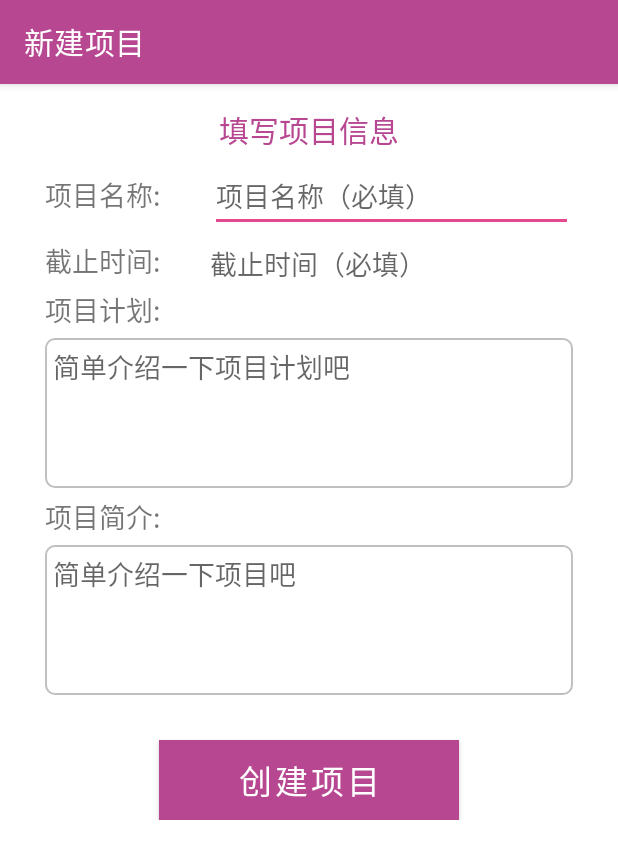
After one commit to IrisTc/CCPM, an Android app: the CreateActivity screen opened directly, with no data from a screen before it, on a phone screen of 412 x 824 dp. The commit adds this screen. Shown: the top 859 px of the screen. Run offline under Robolectric (Android 15) with nearby library versions, the phone set to English and light mode, and no system bars; libraries missing offline, so code that uses them is left out: com.alibaba.fastjson, com.loopj.android, cz.msebera.android.

```diff
--- a/app/src/main/AndroidManifest.xml
+++ b/app/src/main/AndroidManifest.xml
@@ -36,6 +36,10 @@
             android:name=".ProjectDetailActivity"
             android:label="项目详情" />
 
+        <activity
+            android:name=".CreateActivity"
+            android:label="新建项目" />
+
         <activity android:name=".ui.setting.EditAccountActivity"
             android:label="修改资料" />
 
--- /dev/null
+++ b/app/src/main/java/com/iris/ccpm/CreateActivity.java
@@ -0,0 +1,154 @@
+package com.iris.ccpm;
+
+import androidx.annotation.RequiresApi;
+import androidx.appcompat.app.AppCompatActivity;
+
+import android.app.DatePickerDialog;
+import android.content.Intent;
+import android.os.Build;
+import android.os.Bundle;
+import android.util.Log;
+
+import com.iris.ccpm.model.GlobalData;
+import android.view.View;
+import android.widget.Button;
+import android.widget.EditText;
+import android.widget.TextView;
+import android.view.View.OnClickListener;
+import android.widget.DatePicker;
+import android.app.DatePickerDialog.OnDateSetListener;
+import java.util.Calendar;
+import android.widget.Toast;
+
+import com.alibaba.fastjson.JSONObject;
+import com.loopj.android.http.AsyncHttpClient;
+import com.loopj.android.http.AsyncHttpRequest;
+import com.loopj.android.http.AsyncHttpResponseHandler;
+import com.loopj.android.http.RequestParams;
+
+import cz.msebera.android.httpclient.Header;
+import cz.msebera.android.httpclient.HeaderElement;
+import cz.msebera.android.httpclient.ParseException;
+import cz.msebera.android.httpclient.entity.StringEntity;
+import cz.msebera.android.httpclient.impl.cookie.BasicClientCookie;
+
+public class CreateActivity extends AppCompatActivity {
+
+    private EditText et_project_name;
+    private TextView date_picker;
+    private EditText et_project_plan;
+    private EditText et_project_synopsis;
+    private Button create_project;
+
+
+    private Calendar calendar;  //显示当前日期
+    private int year;
+    private int month;
+    private int day;
+
+    @RequiresApi(api = Build.VERSION_CODES.N)
+    @Override
+    protected void onCreate(Bundle savedInstanceState) {
+        super.onCreate(savedInstanceState);
+        setContentView(R.layout.activity_create);
+
+        getDate();  //获取当前日期
+        initTabContent();
+
+        create_project.setOnClickListener(new View.OnClickListener(){
+
+            @Override
+            public void onClick(View v) {
+                String start_time = year+"年"+month+"月"+day+"日";
+                System.out.println(start_time);
+                String project_name = et_project_name.getText().toString();
+                System.out.println(project_name);
+                String end_date = date_picker.getText().toString();
+                System.out.println(end_date);
+                String project_plan = et_project_plan.getText().toString();
+                System.out.println(project_plan);
+                String project_synopsis = et_project_synopsis.getText().toString();
+                System.out.println(project_synopsis);
+
+                if(project_name.equals("") || end_date.equals("")){
+                    Toast.makeText(CreateActivity.this,"请填写完整信息", Toast.LENGTH_LONG).show();
+                }
+                else{
+                    GlobalData app = (GlobalData) getApplicationContext();
+                    AsyncHttpClient client = new AsyncHttpClient();
+                    String url = "https://find-hdu.com/project";
+                    JSONObject body = new JSONObject();
+                    body.put("projectName", project_name);
+                    body.put("projectStartTime",start_time);
+                    body.put("projectEndTime", end_date);
+                    body.put("projectPlan", project_plan);
+                    body.put("projectSynopsis", project_synopsis);
+                    StringEntity entity = new StringEntity(body.toJSONString(), "UTF-8");
+                    client.addHeader("Token", app.getToken());
+                    client.post(CreateActivity.this, url, entity, "application/json", new AsyncHttpResponseHandler() {
+                        @Override
+                        public void onSuccess(int statusCode, Header[] headers, byte[] responseBody) {
+                            for (int i = 0; i < headers.length; i++) {
+                                String name = headers[i].getName();
+                                String value = headers[i].getValue();
+                                Log.d("header", "Http request: Name—>" + name + ",Value—>" + value);
+                            }
+                            String content = new String(responseBody);
+                            Log.d("response:", content);
+                            JSONObject jsonObject = JSONObject.parseObject(content);
+                            Integer code = jsonObject.getInteger("code");
+                            Log.d("code:", code.toString());
+                            if(code != 200){
+                                Toast.makeText(CreateActivity.this, "创建失败", Toast.LENGTH_LONG).show();
+                            }else{
+                                Toast.makeText(CreateActivity.this, "创建成功", Toast.LENGTH_LONG).show();
+                                back();
+                            }
+                        }
+
+                        @Override
+                        public void onFailure(int statusCode, Header[] headers, byte[] responseBody, Throwable error) {
+                            Toast.makeText(CreateActivity.this, "请检查网络设置", Toast.LENGTH_LONG).show();
+                        }
+                    });
+                }
+            }
+        });
+
+        date_picker.setOnClickListener(new OnClickListener() {
+            @Override
+            public void onClick(View v) {
+                OnDateSetListener listener= new OnDateSetListener() {
+                    @Override
+                    public void onDateSet(DatePicker arg0, int selected_year, int selected_month, int selected_day) {
+                        date_picker.setText(selected_year+"-"+(++selected_month)+"-"+selected_day);//将选择的日期显示到TextView中,因为之前获取month直接使用，所以不需要+1，这个地方需要显示，所以+1
+                        System.out.println(selected_year+"年"+selected_month+"月"+selected_day+"日");
+                    }
+                };
+                DatePickerDialog dialog=new DatePickerDialog(CreateActivity.this, 0,listener,year,month-1,day);//后边三个参数为显示dialog时默认的日期，月份从0开始，0-11对应1-12个月
+                dialog.show();
+            }
+        });
+    }
+
+    private void initTabContent() {
+        et_project_name = (EditText) findViewById(R.id.et_project_name);
+        date_picker = (TextView) findViewById(R.id.date_picker);
+        et_project_plan = (EditText) findViewById(R.id.et_project_plan);
+        et_project_synopsis = (EditText) findViewById(R.id.et_project_synopsis);
+        create_project = (Button) findViewById(R.id.create_project);
+    }
+
+    private void getDate() {
+        calendar = Calendar.getInstance();
+        year = calendar.get(Calendar.YEAR);       //获取年月日时分秒
+        month = calendar.get(Calendar.MONTH)+1;   //获取到的月份是从0开始计数
+        day = calendar.get(Calendar.DAY_OF_MONTH);
+    }
+
+    private void back(){
+        Intent intent = new Intent(this,MainActivity.class);
+        this.startActivity(intent);
+        finish();
+    }
+}
--- a/app/src/main/java/com/iris/ccpm/MainActivity.java
+++ b/app/src/main/java/com/iris/ccpm/MainActivity.java
@@ -71,6 +71,7 @@ public class MainActivity extends AppCompatActivity {
     private View initHeader() {
         View header = this.getLayoutInflater().inflate(R.layout.nav_header_main,null);
         GlobalData app = (GlobalData) getApplication();
+        if (app.getUsername() != null) {
             TextView tvEmail = header.findViewById(R.id.tv_email);
             tvEmail.setText("Joined at " + app.getUsername());
             TextView tvNickname = header.findViewById(R.id.tv_name);
@@ -78,6 +79,7 @@ public class MainActivity extends AppCompatActivity {
             SimpleDraweeView ivAvatar = header.findViewById(R.id.iv_avatar);
             Uri uri = Uri.parse(app.getAvatarUrl());
             ivAvatar.setImageURI(uri);
+        }
         return header;
     }
 
@@ -98,7 +100,7 @@ public class MainActivity extends AppCompatActivity {
     public boolean onOptionsItemSelected(@NonNull MenuItem item){
         switch(item.getItemId()){
             case R.id.action_add:{
-                Intent intent = new Intent(this,LoginActivity.class);
+                Intent intent = new Intent(this,CreateActivity.class);
                 this.startActivity(intent);
             }
         }
--- a/app/src/main/java/com/iris/ccpm/ui/items/ItemsViewModel.java
+++ b/app/src/main/java/com/iris/ccpm/ui/project/ProjectViewModel.java
@@ -1,14 +1,14 @@
-package com.iris.ccpm.ui.items;
+package com.iris.ccpm.ui.project;
 
 import androidx.lifecycle.LiveData;
 import androidx.lifecycle.MutableLiveData;
 import androidx.lifecycle.ViewModel;
 
-public class ItemsViewModel extends ViewModel {
+public class ProjectViewModel extends ViewModel {
 
     private MutableLiveData<String> mText;
 
-    public ItemsViewModel() {
+    public ProjectViewModel() {
         mText = new MutableLiveData<>();
         mText.setValue("This is slideshow fragment");
     }
--- a/app/src/main/java/com/iris/ccpm/utils/NetCallBack.java
+++ b/app/src/main/java/com/iris/ccpm/utils/NetCallBack.java
@@ -9,7 +9,6 @@ public abstract class NetCallBack extends AsyncHttpResponseHandler {
 
     @Override
     public void onStart() {
-        System.out.println("start");
         super.onStart();
     }
 
@@ -21,10 +20,10 @@ public abstract class NetCallBack extends AsyncHttpResponseHandler {
     @Override
     public void onSuccess(int statusCode, Header[] headers, byte[] responseBody) {
         String string = new String(responseBody);
-        String ccpmcode = headers[0].getValue();
         JSONObject response = JSONObject.parseObject(string);
+        System.out.println(response);
 
-        if (ccpmcode == "200") {
+        if (response.getInteger("code") == 200) {
             onMySuccess(response.getJSONObject("data"));
         } else {
             onMyFailure(response.getString("msg"));
--- /dev/null
+++ b/app/src/main/res/layout/activity_create.xml
@@ -0,0 +1,122 @@
+<?xml version="1.0" encoding="utf-8"?>
+<LinearLayout xmlns:android="http://schemas.android.com/apk/res/android"
+    xmlns:app="http://schemas.android.com/apk/res-auto"
+    xmlns:tools="http://schemas.android.com/tools"
+    android:layout_width="match_parent"
+    android:layout_height="match_parent"
+    tools:context=".CreateActivity"
+    android:orientation="vertical">
+
+    <ScrollView
+        android:layout_width="match_parent"
+        android:layout_height="wrap_content"
+        android:layout_marginBottom="30dp">
+
+        <LinearLayout
+            android:layout_width="match_parent"
+            android:layout_height="wrap_content"
+            android:layout_marginLeft="30dp"
+            android:layout_marginRight="30dp"
+            android:orientation="vertical">
+
+            <TextView
+                android:layout_width="match_parent"
+                android:layout_height="wrap_content"
+                android:layout_marginTop="15dp"
+                android:gravity="center"
+                android:textSize="20sp"
+                android:textColor="@color/purple"
+                android:text="填写项目信息"/>
+
+            <LinearLayout style="@style/LoginBar">
+
+                <TextView
+                    style="@style/Title"
+                    android:text="项目名称:" />
+
+                <EditText
+                    android:id="@+id/et_project_name"
+                    android:layout_width="match_parent"
+                    android:layout_height="wrap_content"
+                    android:ems="20"
+                    android:hint="项目名称（必填）"
+                    android:inputType="textEmailAddress" />
+
+            </LinearLayout>
+
+            <LinearLayout style="@style/LoginBar">
+
+                <TextView
+                    style="@style/Title"
+                    android:text="截止时间:"/>
+
+                <TextView
+                    style="@style/Title"
+                    android:id="@+id/date_picker"
+                    android:layout_width="match_parent"
+                    android:layout_height="wrap_content"
+                    android:ems="20"
+                    android:hint="截止时间（必填）" />
+
+            </LinearLayout>
+
+
+            <LinearLayout style="@style/LoginBar">
+
+                <TextView
+                    style="@style/Title"
+                    android:text="项目计划:" />
+
+            </LinearLayout>
+
+            <LinearLayout style="@style/LoginBar">
+
+                <EditText
+                    android:id="@+id/et_project_plan"
+                    android:layout_width="match_parent"
+                    android:layout_height="100dp"
+                    android:background="@drawable/textarea_bg"
+                    android:gravity="top"
+                    android:inputType="textMultiLine"
+                    android:minLines="5"
+                    android:padding="5dp"
+                    android:hint="简单介绍一下项目计划吧"/>
+
+            </LinearLayout>
+
+            <LinearLayout style="@style/LoginBar">
+
+                <TextView
+                    style="@style/Title"
+                    android:text="项目简介:" />
+
+            </LinearLayout>
+
+            <LinearLayout style="@style/LoginBar">
+
+                <EditText
+                    android:id="@+id/et_project_synopsis"
+                    android:layout_width="match_parent"
+                    android:layout_height="100dp"
+                    android:background="@drawable/textarea_bg"
+                    android:gravity="top"
+                    android:inputType="textMultiLine"
+                    android:minLines="5"
+                    android:padding="5dp"
+                    android:hint="简单介绍一下项目吧"/>
+
+            </LinearLayout>
+
+            <Button
+                android:id="@+id/create_project"
+                style="@style/Button"
+                android:layout_width="200dp"
+                android:layout_height="wrap_content"
+                android:layout_gravity="center"
+                android:layout_marginTop="30dp"
+                android:text="创建项目" />
+
+        </LinearLayout>
+    </ScrollView>
+
+</LinearLayout>
--- a/app/src/main/res/layout/fragment_items.xml
+++ b/app/src/main/res/layout/fragment_items.xml
@@ -4,7 +4,7 @@
     xmlns:tools="http://schemas.android.com/tools"
     android:layout_width="match_parent"
     android:layout_height="match_parent"
-    tools:context=".ui.items.ItemsFragment">
+    tools:context=".ui.project.ProjectFragment">
 
     <ListView
         android:id="@+id/text_slideshow"
--- a/app/src/main/res/layout/project_detail_intro.xml
+++ b/app/src/main/res/layout/project_detail_intro.xml
@@ -40,7 +40,7 @@
                 android:textSize="20dp" />
 
             <TextView
-                android:id="@+id/project_info_text"
+                android:id="@+id/project_date_text"
                 android:layout_width="match_parent"
                 android:layout_height="wrap_content"
                 android:layout_marginStart="20dp"
--- a/app/src/main/res/layout/program_item_layout.xml
+++ b/app/src/main/res/layout/project_item_layout.xml
@@ -73,18 +73,19 @@
 
                 <ProgressBar
                     style="@android:style/Widget.Holo.Light.ProgressBar.Horizontal"
+                    android:id="@+id/pb_rate"
                     android:layout_width="wrap_content"
                     android:layout_height="8dp"
                     android:layout_marginHorizontal="8dp"
                     android:layout_marginVertical="8dp"
-                    android:layout_toLeftOf="@+id/test"
+                    android:layout_toLeftOf="@+id/tv_rate"
                     android:layout_toRightOf="@+id/action"
                     android:gravity="center_vertical"
                     android:progress="6"
                     android:progressDrawable="@drawable/progress_bar" />
 
                 <TextView
-                    android:id="@+id/test"
+                    android:id="@+id/tv_rate"
                     android:layout_width="wrap_content"
                     android:layout_height="wrap_content"
                     android:layout_gravity="center_vertical"
--- a/app/src/main/res/navigation/mobile_navigation.xml
+++ b/app/src/main/res/navigation/mobile_navigation.xml
@@ -13,7 +13,7 @@
 
     <fragment
         android:id="@+id/nav_slideshow"
-        android:name="com.iris.ccpm.ui.items.ItemsFragment"
+        android:name="com.iris.ccpm.ui.project.ProjectFragment"
         android:label="@string/menu_items"
         tools:layout="@layout/fragment_items" />
 
```
Also changed, not shown: app/src/main/java/com/iris/ccpm/LoginActivity.java (+8 -20 lines), app/src/main/java/com/iris/ccpm/NotifyActivity.java (+19 -0 lines), app/src/main/java/com/iris/ccpm/ProjectDetailActivity.java (+21 -0 lines), app/src/main/java/com/iris/ccpm/adapter/ProjectAdapter.java (added, +57 -0 lines), app/src/main/java/com/iris/ccpm/model/Project.java (added, +78 -0 lines), app/src/main/java/com/iris/ccpm/ui/items/ItemsFragment.java (deleted, +0 -112 lines), app/src/main/java/com/iris/ccpm/ui/project/ProjectFragment.java (added, +85 -0 lines), app/src/main/java/com/iris/ccpm/utils/cache.java (+14 -0 lines). Lines whose indentation alone changed are shown as unchanged.
